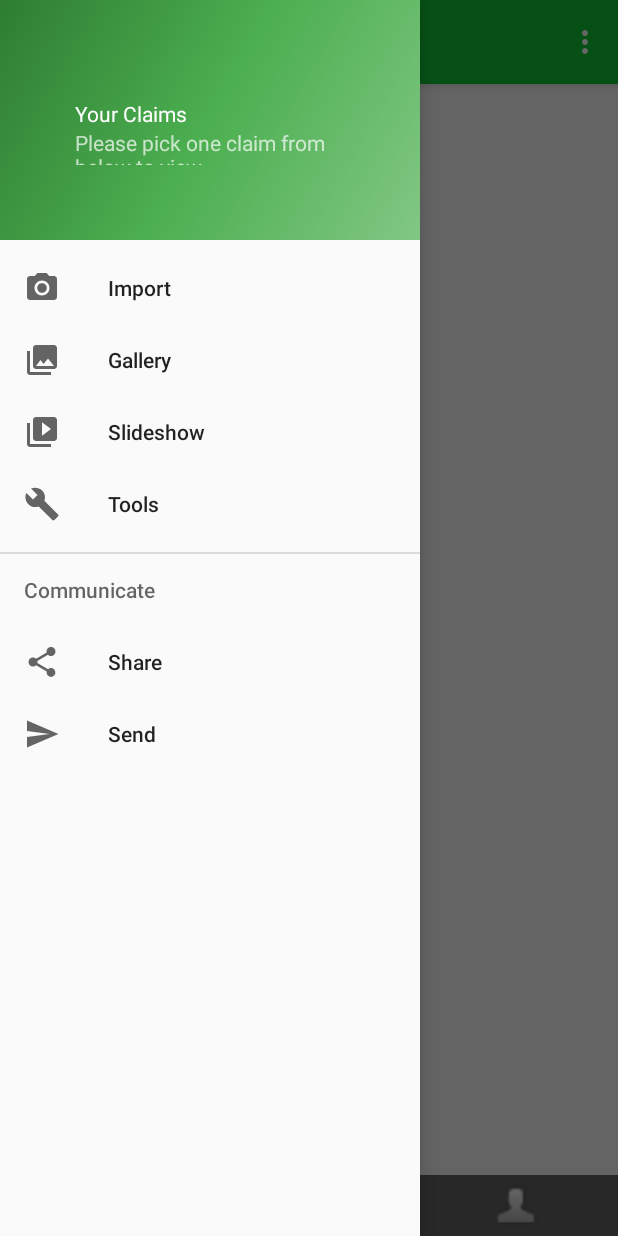
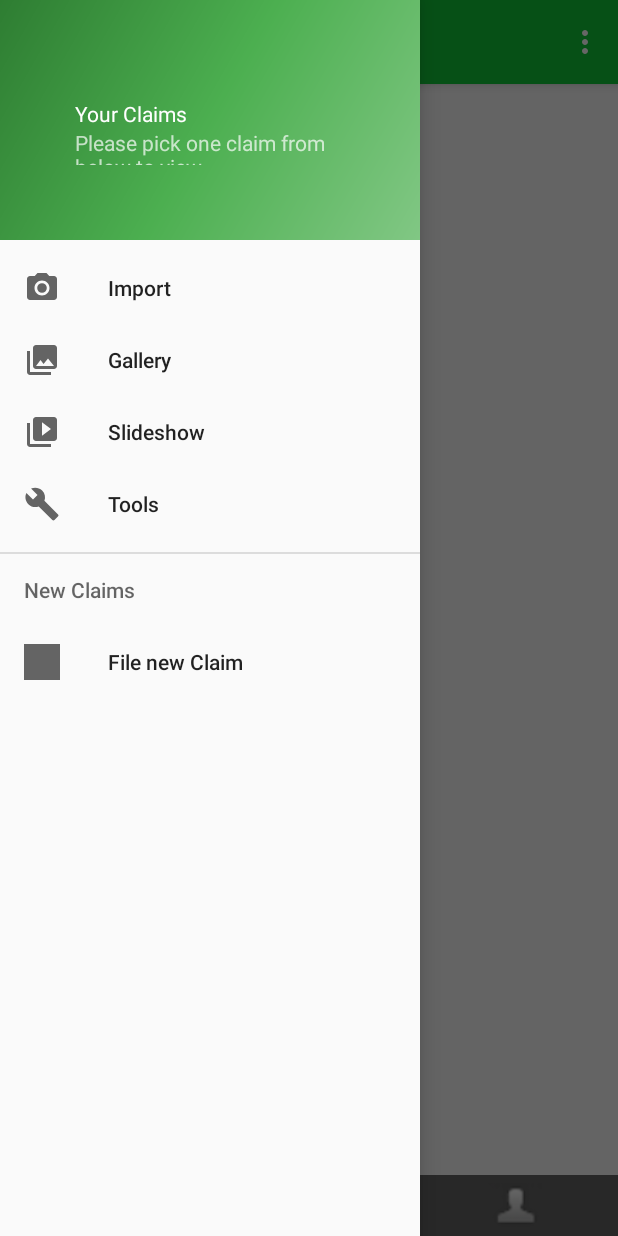
Before and after one commit to charlie0840/eClaim, an Android app: the ViewClaimsActivity screen opened directly, with no data from a screen before it, with the side drawer open, on a phone screen of 412 x 824 dp. Run offline under Robolectric (Android 15) with nearby library versions, the light colour scheme and no system bars.

Commit message:
Update activity_viewclaims_drawer.xml

```diff
--- a/app/src/main/res/menu/activity_viewclaims_drawer.xml
+++ b/app/src/main/res/menu/activity_viewclaims_drawer.xml
@@ -20,16 +20,12 @@
             android:title="Tools" />
     </group>
 
-    <item android:title="Communicate">
+    <item android:title="New Claims">
         <menu>
             <item
-                android:id="@+id/nav_share"
-                android:icon="@drawable/ic_menu_share"
-                android:title="Share" />
-            <item
-                android:id="@+id/nav_send"
-                android:icon="@drawable/ic_menu_send"
-                android:title="Send" />
+                android:id="@+id/file_new_claim"
+                android:icon="@drawable/claimicon"
+                android:title="File new Claim"/>
         </menu>
     </item>
 
```
